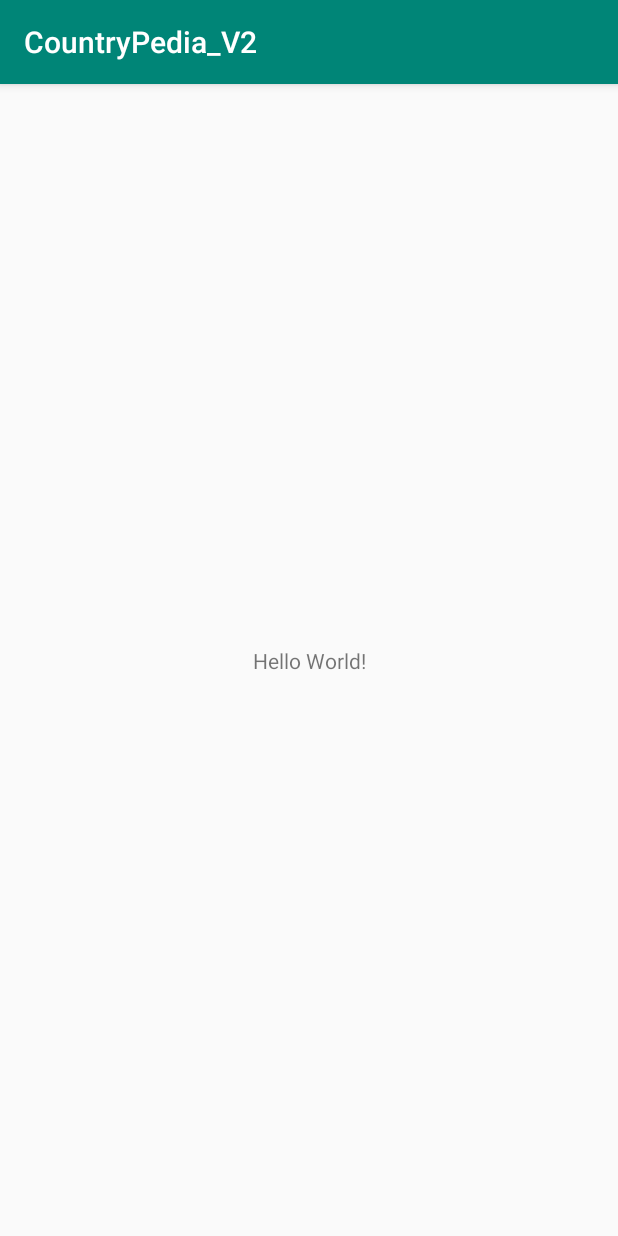
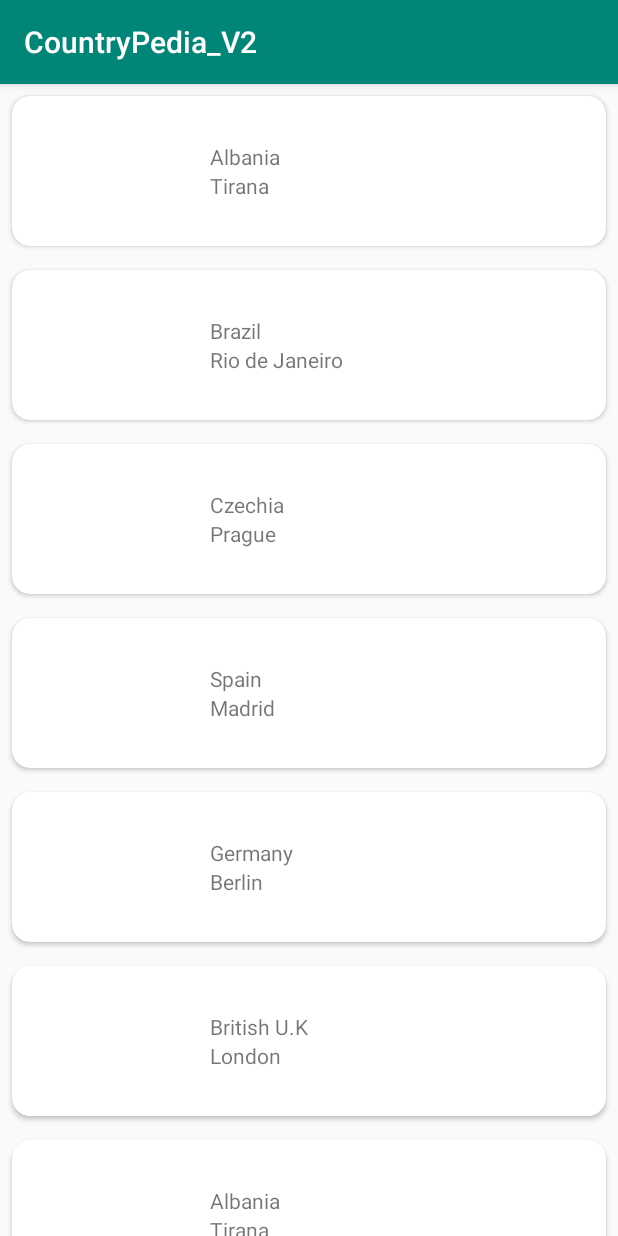
Before and after one commit to RachmanForniandi/CountryPedia_V2, an Android app: the screen it shows after launch (MainActivity), on a phone screen of 412 x 824 dp. Run offline under Robolectric (Android 15) with nearby library versions, the phone set to English and light mode, and no system bars; our stand-ins replace ButterKnife.

Commit message:
preparing model data on viewmodel done

```diff
--- a/app/build.gradle
+++ b/app/build.gradle
@@ -34,10 +34,6 @@ dependencies {
     implementation'io.reactivex.rxjava2:rxjava:2.2.6'
     implementation'io.reactivex.rxjava2:rxandroid:2.1.1'
 
-    implementation'com.google.dagger:dagger:2.14.1'
-    implementation'com.google.dagger:dagger-android-support:2.14.1'
-    implementation'com.google.dagger:dagger-compiler:2.14.1'
-    implementation'com.google.dagger:dagger-android-processor:2.14.1'
 
     implementation 'com.squareup.retrofit2:adapter-rxjava2:2.5.0'
     implementation 'com.github.bumptech.glide:glide:4.9.0'
@@ -45,13 +41,19 @@ dependencies {
     implementation 'android.arch.lifecycle:extensions:1.1.1'
 
     implementation 'androidx.legacy:legacy-support-v4:1.0.0'
+    implementation'com.google.dagger:dagger:2.14.1'
+    implementation'com.google.dagger:dagger-android-support:2.14.1'
+    annotationProcessor'com.google.dagger:dagger-compiler:2.14.1'
+    annotationProcessor'com.google.dagger:dagger-android-processor:2.14.1'
 
     testImplementation 'org.mockito:mockito-inline:2.11.0'
     testImplementation 'android.arch.core:core-testing:1.1.1'
     testImplementation 'junit:junit:4.12'
 
+
     annotationProcessor 'com.github.bumptech.glide:compiler:4.9.0'
     annotationProcessor 'com.jakewharton:butterknife-compiler:10.1.0'
+
     androidTestImplementation 'androidx.test:runner:1.2.0'
     androidTestImplementation 'androidx.test.espresso:espresso-core:3.2.0'
 }
--- /dev/null
+++ b/app/src/main/java/id/co/countrypedia_v2/adapter/CountryAdapter.java
@@ -0,0 +1,74 @@
+package id.co.countrypedia_v2.adapter;
+
+import android.view.LayoutInflater;
+import android.view.View;
+import android.view.ViewGroup;
+import android.widget.ImageView;
+import android.widget.TextView;
+
+import androidx.annotation.NonNull;
+import androidx.recyclerview.widget.RecyclerView;
+
+import java.util.List;
+
+import butterknife.BindView;
+import butterknife.ButterKnife;
+import id.co.countrypedia_v2.R;
+import id.co.countrypedia_v2.model.CountryModel;
+
+public class CountryAdapter extends RecyclerView.Adapter<CountryAdapter.CountryHolder> {
+    private List<CountryModel> data;
+
+    public CountryAdapter(List<CountryModel> data) {
+        this.data = data;
+    }
+
+
+    public void updateCountries(List<CountryModel> newCountries){
+        data.clear();
+        data.addAll(newCountries);
+        notifyDataSetChanged();
+    }
+
+
+    @NonNull
+    @Override
+    public CountryHolder onCreateViewHolder(@NonNull ViewGroup parent, int viewType) {
+        View view = LayoutInflater.from(parent.getContext()).inflate(R.layout.item_country,parent,false);
+        return new CountryHolder(view);
+    }
+
+    @Override
+    public void onBindViewHolder(@NonNull CountryHolder holder, int position) {
+        holder.bind(data.get(position));
+    }
+
+
+
+    @Override
+    public int getItemCount() {
+        return data.size();
+    }
+
+    public class CountryHolder extends RecyclerView.ViewHolder {
+        @BindView(R.id.img_nation_flag)
+        ImageView imgNationFlag;
+
+        @BindView(R.id.tv_country)
+        TextView tvCountry;
+
+        @BindView(R.id.tv_capital)
+        TextView tvCapital;
+
+
+        public CountryHolder(@NonNull View itemView) {
+            super(itemView);
+            ButterKnife.bind(this,itemView);
+        }
+
+        public void bind(CountryModel country) {
+            tvCountry.setText(country.getCountryName());
+            tvCapital.setText(country.getCapital());
+        }
+    }
+}
--- a/app/src/main/java/id/co/countrypedia_v2/view/MainActivity.java
+++ b/app/src/main/java/id/co/countrypedia_v2/view/MainActivity.java
@@ -1,16 +1,83 @@
 package id.co.countrypedia_v2.view;
 
 import android.os.Bundle;
+import android.view.View;
+import android.widget.ProgressBar;
+import android.widget.TextView;
 
 import androidx.appcompat.app.AppCompatActivity;
+import androidx.lifecycle.Observer;
+import androidx.lifecycle.ViewModel;
+import androidx.lifecycle.ViewModelProvider;
+import androidx.lifecycle.ViewModelProviders;
+import androidx.recyclerview.widget.LinearLayoutManager;
+import androidx.recyclerview.widget.RecyclerView;
 
+import java.util.ArrayList;
+
+import butterknife.BindView;
+import butterknife.ButterKnife;
 import id.co.countrypedia_v2.R;
+import id.co.countrypedia_v2.adapter.CountryAdapter;
+import id.co.countrypedia_v2.viewmodel.ListViewModel;
 
 public class MainActivity extends AppCompatActivity {
+
+    @BindView(R.id.list_of_countries)
+    RecyclerView listOfCountries;
+
+    @BindView(R.id.txt_error_occured)
+    TextView txtErrorOccurred;
+
+    @BindView(R.id.loading_view)
+    ProgressBar loadingView;
+
+    CountryAdapter countryAdapter;
+
+    ListViewModel listViewModel;
 
     @Override
     protected void onCreate(Bundle savedInstanceState) {
         super.onCreate(savedInstanceState);
         setContentView(R.layout.activity_main);
+        ButterKnife.bind(this);
+
+        countryAdapter = new CountryAdapter(new ArrayList<>());
+        listViewModel = ViewModelProviders.of(this).get(ListViewModel.class);
+
+        listViewModel.refresh();
+        listOfCountries.setLayoutManager(new LinearLayoutManager(this));
+        listOfCountries.setAdapter(countryAdapter);
+
+        observeViewModel();
+
     }
+
+    private void observeViewModel() {
+        listViewModel.countries.observe(this,countryModels -> {
+            if (countryModels != null){
+                listOfCountries.setVisibility(View.VISIBLE);
+                countryAdapter.updateCountries(countryModels);
+
+            }
+        });
+        listViewModel.countryLoadError.observe(this, isError -> {
+            if (isError != null){
+                txtErrorOccurred.setVisibility(isError ? View.VISIBLE : View.GONE);
+            }
+        });
+        listViewModel.loading.observe(this, isLoading -> {
+            if (isLoading != null){
+                loadingView.setVisibility(isLoading ? View.VISIBLE : View.GONE);
+                if (isLoading){
+                    txtErrorOccurred.setVisibility(View.GONE);
+                    listOfCountries.setVisibility(View.GONE);
+                }
+            }
+        });
+
+
+    }
+
+
 }
--- a/app/src/main/java/id/co/countrypedia_v2/viewmodel/ListViewModel.java
+++ b/app/src/main/java/id/co/countrypedia_v2/viewmodel/ListViewModel.java
@@ -33,6 +33,12 @@ public class ListViewModel extends ViewModel {
         list.add(country4);
         list.add(country5);
         list.add(country6);
+        list.add(country1);
+        list.add(country2);
+        list.add(country3);
+        list.add(country4);
+        list.add(country5);
+        list.add(country6);
 
         countries.setValue(list);
         countryLoadError.setValue(false);
--- a/app/src/main/res/layout/activity_main.xml
+++ b/app/src/main/res/layout/activity_main.xml
@@ -1,18 +1,44 @@
 <?xml version="1.0" encoding="utf-8"?>
-<androidx.constraintlayout.widget.ConstraintLayout xmlns:android="http://schemas.android.com/apk/res/android"
+<androidx.swiperefreshlayout.widget.SwipeRefreshLayout xmlns:android="http://schemas.android.com/apk/res/android"
     xmlns:app="http://schemas.android.com/apk/res-auto"
     xmlns:tools="http://schemas.android.com/tools"
     android:layout_width="match_parent"
     android:layout_height="match_parent"
     tools:context=".view.MainActivity">
 
-    <TextView
-        android:layout_width="wrap_content"
-        android:layout_height="wrap_content"
-        android:text="Hello World!"
-        app:layout_constraintBottom_toBottomOf="parent"
-        app:layout_constraintLeft_toLeftOf="parent"
-        app:layout_constraintRight_toRightOf="parent"
-        app:layout_constraintTop_toTopOf="parent" />
+    <androidx.constraintlayout.widget.ConstraintLayout
+        android:layout_width="match_parent"
+        android:layout_height="match_parent">
 
-</androidx.constraintlayout.widget.ConstraintLayout>
+        <androidx.recyclerview.widget.RecyclerView
+            android:id="@+id/list_of_countries"
+            android:layout_width="0dp"
+            android:layout_height="0dp"
+            app:layout_constraintBottom_toBottomOf="parent"
+            app:layout_constraintLeft_toLeftOf="parent"
+            app:layout_constraintRight_toRightOf="parent"
+            app:layout_constraintTop_toTopOf="parent" />
+
+        <TextView
+            android:id="@+id/txt_error_occured"
+            android:layout_width="0dp"
+            android:layout_height="0dp"
+            android:text="Terjadi error saat menampilkan data"
+            android:gravity="center"
+            app:layout_constraintBottom_toBottomOf="parent"
+            app:layout_constraintEnd_toEndOf="parent"
+            app:layout_constraintStart_toStartOf="parent"
+            app:layout_constraintTop_toTopOf="parent" />
+
+        <ProgressBar
+            android:id="@+id/loading_view"
+            android:layout_width="wrap_content"
+            android:layout_height="wrap_content"
+            app:layout_constraintBottom_toBottomOf="parent"
+            app:layout_constraintStart_toStartOf="parent"
+            app:layout_constraintEnd_toEndOf="parent"
+            app:layout_constraintTop_toTopOf="parent" />
+    </androidx.constraintlayout.widget.ConstraintLayout>
+
+
+</androidx.swiperefreshlayout.widget.SwipeRefreshLayout>
--- /dev/null
+++ b/app/src/main/res/layout/item_country.xml
@@ -0,0 +1,44 @@
+<?xml version="1.0" encoding="utf-8"?>
+<androidx.cardview.widget.CardView xmlns:android="http://schemas.android.com/apk/res/android"
+    android:layout_width="match_parent"
+    android:layout_height="wrap_content"
+    android:layout_margin="8dp"
+    xmlns:app="http://schemas.android.com/apk/res-auto"
+    app:cardCornerRadius="12dp"
+    android:elevation="8dp">
+    <LinearLayout
+        android:layout_width="match_parent"
+        android:layout_height="100dp"
+        android:orientation="horizontal">
+
+        <ImageView
+            android:id="@+id/img_nation_flag"
+            android:layout_width="0dp"
+            android:layout_height="100dp"
+            android:layout_weight="1"
+            android:padding="8dp" />
+
+        <LinearLayout
+            android:layout_width="0dp"
+            android:layout_height="wrap_content"
+            android:layout_weight="2"
+            android:layout_gravity="center_vertical"
+            android:gravity="center_vertical"
+            android:orientation="vertical">
+
+            <TextView
+                android:id="@+id/tv_country"
+                android:layout_width="wrap_content"
+                android:layout_height="wrap_content"
+                android:text="Country" />
+
+            <TextView
+                android:id="@+id/tv_capital"
+                android:layout_width="wrap_content"
+                android:layout_height="wrap_content"
+                android:text="Capital" />
+        </LinearLayout>
+
+    </LinearLayout>
+
+</androidx.cardview.widget.CardView>
```
